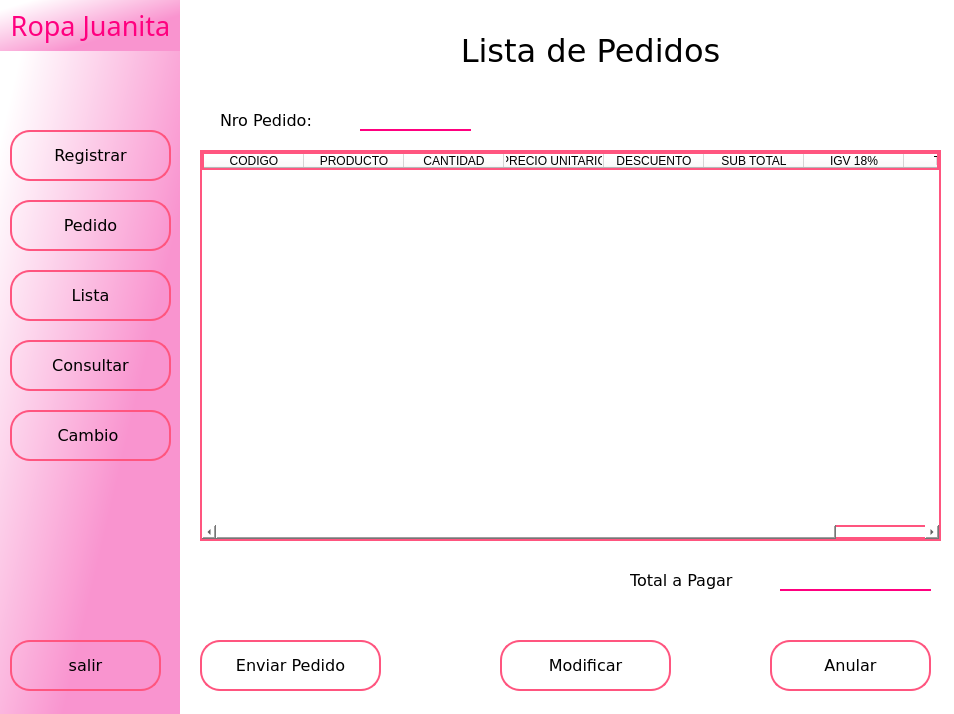
The window that PROYECTOS DESARROLLO DE SOFWARE/Formulario/venta.ui (YELTSIN29/Proyecto-Ventas-Juanita) describes before a commit, drawn with Qt 5.
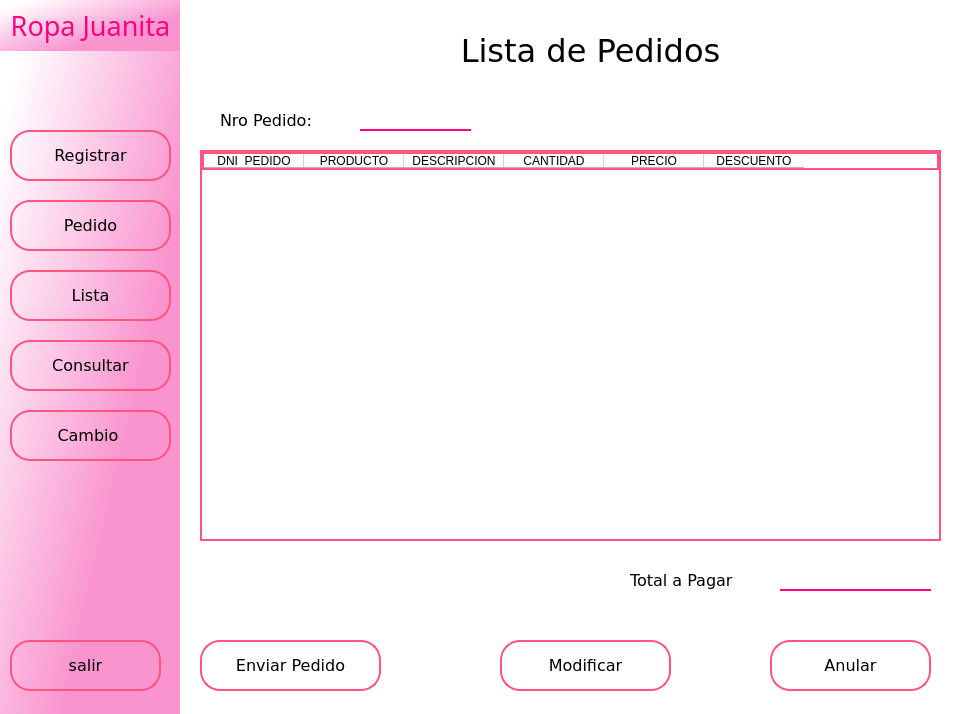
The same window after the commit. The open tabs and pages were chosen to show the change. Icons and pictures are not drawn.

```diff
--- a/PROYECTOS DESARROLLO DE SOFWARE/Formulario/venta.ui
+++ b/PROYECTOS DESARROLLO DE SOFWARE/Formulario/venta.ui
@@ -1171,7 +1171,7 @@
                  </property>
                  <column>
                   <property name="text">
-                   <string>CODIGO</string>
+                   <string>DNI_PEDIDO</string>
                   </property>
                  </column>
                  <column>
@@ -1179,6 +1179,11 @@
                    <string>PRODUCTO</string>
                   </property>
                  </column>
+                 <column>
+                  <property name="text">
+                   <string>DESCRIPCION</string>
+                  </property>
+                 </column>
                  <column>
                   <property name="text">
                    <string>CANTIDAD</string>
@@ -1186,7 +1191,7 @@
                  </column>
                  <column>
                   <property name="text">
-                   <string>PRECIO UNITARIO</string>
+                   <string>PRECIO</string>
                   </property>
                  </column>
                  <column>
@@ -1194,21 +1199,6 @@
                    <string>DESCUENTO</string>
                   </property>
                  </column>
-                 <column>
-                  <property name="text">
-                   <string>SUB TOTAL</string>
-                  </property>
-                 </column>
-                 <column>
-                  <property name="text">
-                   <string>IGV 18%</string>
-                  </property>
-                 </column>
-                 <column>
-                  <property name="text">
-                   <string>TOTAL </string>
-                  </property>
-                 </column>
                 </widget>
                 <widget class="QPushButton" name="btnEnviarPedido">
                  <property name="geometry">
```
